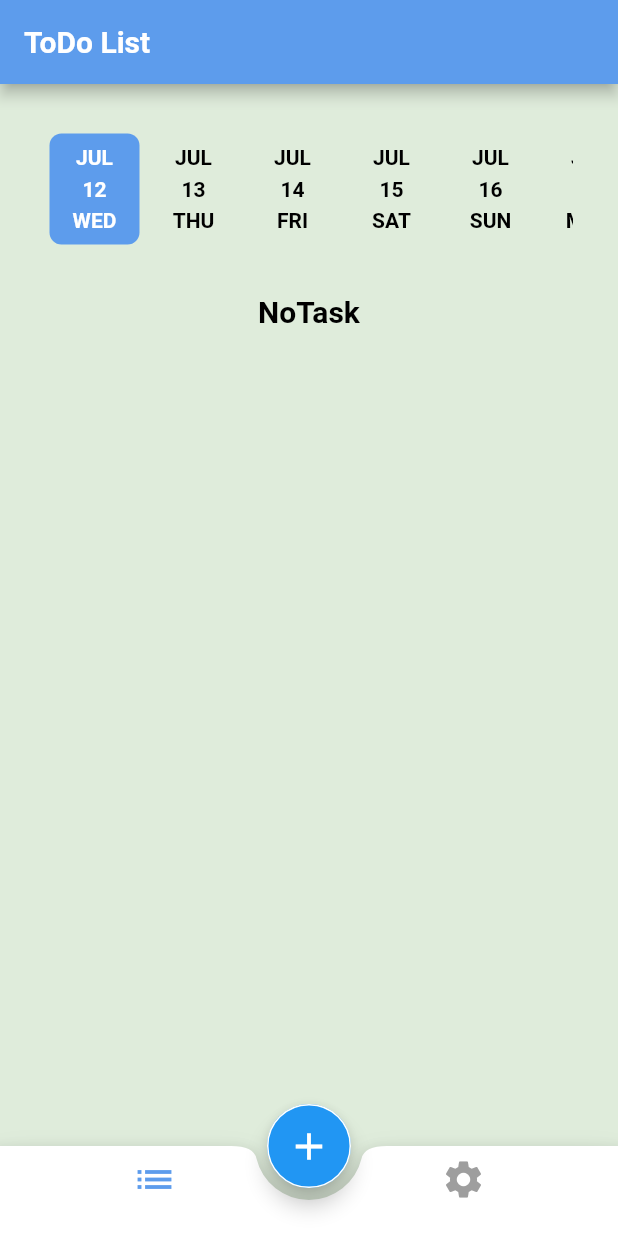
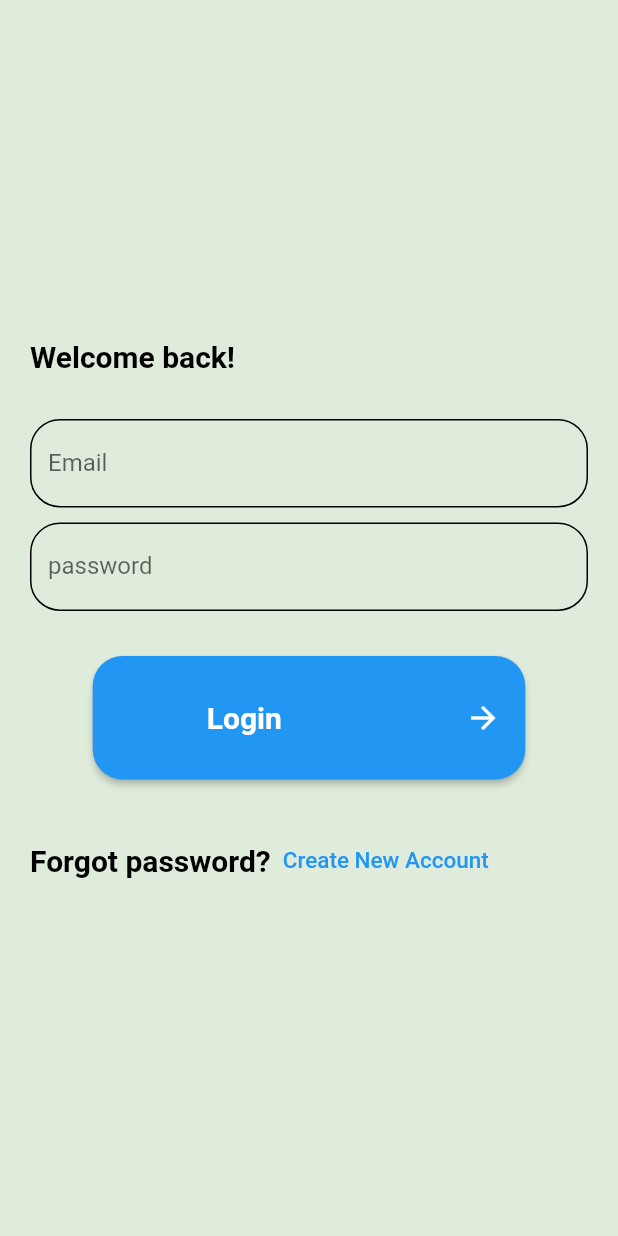
Before and after one commit to Ahmed-Ekramy/toDO, a Flutter app: the screen it shows after launch, on a phone screen of 412 x 824 dp. Run offline on Flutter 3.47's test engine with Material 2 defaults, Android fonts, the phone set to English and light mode, and no system bars; drawn by our look-alikes of date_picker_timeline; our stand-ins replace cloud_firestore, firebase_auth, firebase_core, flutter_slidable; accounts and stored records are empty; generated files the repository leaves out were written again.

Commit message:
finsh auth

```diff
--- a/lib/firebase/firebase_fuction.dart
+++ b/lib/firebase/firebase_fuction.dart
@@ -1,32 +1,105 @@
 import 'package:cloud_firestore/cloud_firestore.dart';
+import 'package:firebase_auth/firebase_auth.dart';
 import 'package:flutter/material.dart';
+import 'package:to_do/model/user_model.dart';
 import '../model/task_model.dart';
+
 class FireBaseFunction {
   static CollectionReference<TaskModel> getTaskCollection() {
     return FirebaseFirestore.instance.collection("Task").withConverter(
         fromFirestore: (snapshote, _) {
-          return TaskModel.fromJson(snapshote.data()!);
-        },
-        toFirestore: (TaskModel, _) {
-          return TaskModel.toJson();
-        });
+      return TaskModel.fromJson(snapshote.data()!);
+    }, toFirestore: (TaskModel, _) {
+      return TaskModel.toJson();
+    });
   }
-  static Future<void> addTaskeToFireStore(TaskModel task)async {
-    var collection=getTaskCollection();
-    var docRef= collection.doc();
-    task.id=docRef.id;
+
+  static Future<void> addTaskeToFireStore(TaskModel task) async {
+    var collection = getTaskCollection();
+    var docRef = collection.doc();
+    task.id = docRef.id;
     return docRef.set(task);
   }
-  static Stream<QuerySnapshot<TaskModel>> getTaskFromFireStore(DateTime date){
-    return
-        getTaskCollection()
-            .where("date",isEqualTo:DateUtils.dateOnly(date).millisecondsSinceEpoch)
-            .snapshots();
+
+  static Stream<QuerySnapshot<TaskModel>> getTaskFromFireStore(DateTime date) {
+    return getTaskCollection()
+    .where("userId",isEqualTo: FirebaseAuth.instance.currentUser!.uid)
+        .where("date",
+            isEqualTo: DateUtils.dateOnly(date).millisecondsSinceEpoch).
+
+    orderBy("time")
+        .snapshots();
   }
-  static Future<void>deleteTask(String id){
-    return  getTaskCollection().doc(id).delete();
+
+  static Future<void> deleteTask(String id) {
+    return getTaskCollection().doc(id).delete();
   }
-  static Future<void>updateTask(String id,TaskModel taskModel){
-    return  getTaskCollection().doc(id).update(taskModel.toJson());
+
+  static Future<void> updateTask(String id, TaskModel taskModel) {
+    return getTaskCollection().doc(id).update(taskModel.toJson());
+  }
+
+  ////////////////////////////////////////////////////////////////////////////
+  //FIREBASE
+  ////////////////////////////////////////////////////////////////////////////
+  static CollectionReference<UserModel> getUserCollection() {
+    return FirebaseFirestore.instance.collection("User").withConverter(
+        fromFirestore: (snapshote, _) {
+      return UserModel.fromJson(snapshote.data()!);
+    }, toFirestore: (UserModel, _) {
+      return UserModel.toJson();
+    });
+  }
+
+  static Future<void> addUserToFireStore(UserModel userModel) async {
+    var collection = getUserCollection();
+    var docRef = collection.doc(userModel.id);
+    return docRef.set(userModel);
+  }
+ static Future<UserModel?> readUserFromFireStore(String id)async{
+ DocumentSnapshot<UserModel> UserDoc= await getUserCollection().doc(id).get();
+ return UserDoc.data();
+  }
+
+  static Future<void> createAccount(
+      String email, password, Function afterCreate,String name) async {
+    try {
+      final credential =
+          await FirebaseAuth.instance.createUserWithEmailAndPassword(
+        email: email,
+        password: password,
+      );
+      UserModel userModel =
+          UserModel(email: email, password: password, id: credential.user!.uid,name: name);
+      addUserToFireStore(userModel).then((value) => afterCreate());
+    } on FirebaseAuthException catch (e) {
+      if (e.code == 'weak-password') {
+        print('The password provided is too weak.');
+      } else if (e.code == 'email-already-in-use') {
+        print('The account already exists for that email.');
+      }
+    } catch (e) {
+      print(e);
+    }
+  }
+  static Future<void> login(
+      String email, password, Function afterLogin,Function dialog) async {
+    try {
+      final credential =
+          await FirebaseAuth.instance.signInWithEmailAndPassword(
+        email: email,
+        password: password,
+      );
+      afterLogin();
+
+    } on FirebaseAuthException catch (e) {
+      if (e.code == 'user-not-found') {
+      dialog(e.message);
+      } else if (e.code == 'wrong-password') {
+        dialog(e.message);
+      }
+    } catch (e) {
+      print(e);
+    }
   }
 }
--- a/lib/main.dart
+++ b/lib/main.dart
@@ -1,9 +1,11 @@
-import 'package:cloud_firestore/cloud_firestore.dart';
+
 import 'package:firebase_core/firebase_core.dart';
 import 'package:flutter/material.dart';
 import 'package:flutter_localizations/flutter_localizations.dart';
 import 'package:to_do/provider/my_provider.dart';
 import 'package:to_do/screen/home_layout.dart';
+import 'package:to_do/screen/login_screen.dart';
+import 'package:to_do/screen/regester_screen.dart';
 import 'package:to_do/screen/update_screen.dart';
 import 'package:to_do/style/theme.dart';
 import 'package:provider/provider.dart';
@@ -12,11 +14,12 @@ import 'package:flutter_gen/gen_l10n/app_localizations.dart';
 
 
 void main() async{
+
+// Ideal time to initialize
   WidgetsFlutterBinding.ensureInitialized();
   await Firebase.initializeApp(
     options: DefaultFirebaseOptions.currentPlatform,
   );
-  await FirebaseFirestore.instance.disableNetwork();
   runApp(ChangeNotifierProvider(
       create: (BuildContext context) { return MyProvider(); },
       child: MyApp()));
@@ -24,8 +27,6 @@ void main() async{
 
 class MyApp extends StatelessWidget {
   const MyApp({super.key});
-
-  // This widget is the root of your application.
   @override
   Widget build(BuildContext context) {
     var prov=Provider.of<MyProvider>(context);
@@ -36,16 +37,21 @@ class MyApp extends StatelessWidget {
         GlobalWidgetsLocalizations.delegate,
         GlobalCupertinoLocalizations.delegate,
       ],
-      supportedLocales: [
+      supportedLocales: const [
         Locale('en'), // English
         Locale('ar'), // Spanish
       ],
       locale: Locale(prov.langcode),
       debugShowCheckedModeBanner: false,
-      initialRoute:HomeLayout.routeName ,
+      initialRoute:prov.firebaseUser!=null?
+      HomeLayout.routeName
+      :LoginScreen.routeName ,
       routes: {
-        HomeLayout.routeName:(context)=>const HomeLayout(),
+        HomeLayout.routeName:(context)=> HomeLayout(),
         UpdateScreen.routeName:(context)=> UpdateScreen(),
+        LoginScreen.routeName:(context)=> LoginScreen(),
+        RegisterScreen.routeName:(context)=> RegisterScreen(),
+
       },
       themeMode:prov.themeMode ,
       theme: MyTheme.lightTheme,
--- a/lib/model/task_model.dart
+++ b/lib/model/task_model.dart
@@ -4,12 +4,16 @@ class TaskModel {
   String title;
   bool status;
   int date;
-
+   int time;
+String userId;
   TaskModel(
       {this.id = "",
       required this.description,
+         required this.userId,
       required this.title,
       required this.status,
+         required this.time,
+
       required this.date});
   TaskModel .fromJson(Map<String,dynamic>json):this(
          id: json["id"],
@@ -17,6 +21,8 @@ class TaskModel {
     title: json["title"],
     status: json["status"],
     date: json["date"],
+    userId: json["userId"],
+    time: json["time"],
 
   );
   Map<String,dynamic>toJson(){
@@ -26,6 +32,8 @@ class TaskModel {
       "title":title,
       "status":status,
      "date" :date,
+      "userId" :userId,
+      "time":time
     };
   }
 
--- /dev/null
+++ b/lib/model/user_model.dart
@@ -0,0 +1,25 @@
+class UserModel {
+  String id;
+  String email;
+  String password;
+  String name;
+
+  UserModel({
+    this.id = "",
+    required this.email,
+    required this.password,
+    required this.name,
+  });
+
+  UserModel.fromJson(Map<String, dynamic> json)
+      : this(
+          id: json["id"],
+          email: json["email"],
+          password: json["password"],
+          name: json["name"],
+        );
+
+  Map<String, dynamic> toJson() {
+    return {"id": id, "email": email, "password": password, "name": name};
+  }
+}
--- a/lib/provider/my_provider.dart
+++ b/lib/provider/my_provider.dart
@@ -1,10 +1,21 @@
+import 'package:firebase_auth/firebase_auth.dart';
 import 'package:flutter/cupertino.dart';
 import 'package:flutter/material.dart';
+import 'package:to_do/firebase/firebase_fuction.dart';
+import 'package:to_do/model/user_model.dart';
 
 class MyProvider  extends ChangeNotifier
 {
+  UserModel ?userModel;
+  User?firebaseUser;
   ThemeMode themeMode=ThemeMode.light;
   String langcode="en";
+  MyProvider(){
+    firebaseUser=FirebaseAuth.instance.currentUser;
+    if(firebaseUser!=null){
+      initUser();
+    }
+  }
   void changeTheme(ThemeMode theme){
     themeMode=theme;
     notifyListeners();
@@ -13,5 +24,10 @@ void changeLang( String lang){
     langcode=lang;
     notifyListeners();
 }
-
+void initUser()async
+{
+  firebaseUser=FirebaseAuth.instance.currentUser;
+    userModel = await FireBaseFunction.readUserFromFireStore(firebaseUser!.uid);
+  notifyListeners();
 }
+}
--- a/lib/screen/home_layout.dart
+++ b/lib/screen/home_layout.dart
@@ -1,7 +1,9 @@
 
+import 'package:firebase_auth/firebase_auth.dart';
 import 'package:flutter/material.dart';
 import 'package:provider/provider.dart';
 import 'package:to_do/provider/my_provider.dart';
+import 'package:to_do/screen/login_screen.dart';
 import 'package:to_do/screen/setting.dart';
 import 'package:to_do/screen/widgets/show_add_bottom_sheet.dart';
 import 'package:to_do/style/colors.dart';
@@ -28,12 +30,20 @@ List<Widget>tabs=[const TaskScreen(),SettingScreen()];
       extendBody: true,
       appBar: AppBar(
           title: Text(
-            AppLocalizations.of(context)!.appTitle,
+      "      ${AppLocalizations.of(context)!.appTitle}        ${prov.userModel?.name}",
         style: Theme.of(context)
             .textTheme
             .bodyLarge!
             .copyWith(color: Colors.white),
-      )),
+      ),
+        actions: [
+          IconButton(onPressed: (){
+            FirebaseAuth.instance.signOut();
+            Navigator.pushReplacementNamed(context, LoginScreen.routeName);
+          }, icon: Icon(Icons.login_outlined))
+        ],
+
+      ),
       floatingActionButtonLocation: FloatingActionButtonLocation.centerDocked,
       floatingActionButton: FloatingActionButton(onPressed: () {
      ShowAddBootomSheet(context);
--- /dev/null
+++ b/lib/screen/login_screen.dart
@@ -0,0 +1,190 @@
+import 'package:flutter/cupertino.dart';
+import 'package:flutter/material.dart';
+import 'package:provider/provider.dart';
+import 'package:to_do/firebase/firebase_fuction.dart';
+import 'package:to_do/screen/home_layout.dart';
+import 'package:to_do/screen/regester_screen.dart';
+
+import '../provider/my_provider.dart';
+
+class LoginScreen extends StatefulWidget {
+  static const String routeName = "LoginScreen";
+
+  @override
+  State<LoginScreen> createState() => _LoginScreenState();
+}
+
+class _LoginScreenState extends State<LoginScreen> {
+  var formkey = GlobalKey<FormState>();
+
+  var emailController = TextEditingController();
+
+  var passwordController = TextEditingController();
+
+  @override
+  Widget build(BuildContext context) {
+    var prov = Provider.of<MyProvider>(context);
+    return Scaffold(
+      // backgroundColor: Colors.transparent,
+      body: Form(
+        key: formkey,
+        child: Padding(
+          padding: const EdgeInsets.symmetric(horizontal: 20.0),
+          child: Column(
+            crossAxisAlignment: CrossAxisAlignment.start,
+            mainAxisAlignment: MainAxisAlignment.center,
+            children: [
+              Text(
+                "Welcome back!",
+                style: Theme.of(context).textTheme.bodyLarge,
+              ),
+              const SizedBox(
+                height: 30,
+              ),
+              TextFormField(
+                controller: emailController,
+                validator: (value) {
+                  bool emailValid =
+                      RegExp(r"^[a-zA-Z0-9.]+@[a-zA-Z0-9]+\.[a-zA-Z]+")
+                          .hasMatch(value!);
+                  if (value.isEmpty) {
+                    return "Please enter email";
+                  } else if (!emailValid) {
+                    return "Please enter valid email";
+                  }
+                  return null;
+                },
+                decoration: InputDecoration(
+                  errorStyle: const TextStyle(color: Colors.red, fontSize: 15),
+                  hintText: 'Email',
+                  labelText: 'Email',
+                  enabledBorder: OutlineInputBorder(
+                      borderRadius: BorderRadius.circular(20)),
+                  focusedBorder: OutlineInputBorder(
+                      borderRadius: BorderRadius.circular(20)),
+                ),
+              ),
+              const SizedBox(
+                height: 10,
+              ),
+              TextFormField(
+                validator: (value) {
+                  if (value!.isEmpty) {
+                    return 'Please enter password';
+                  }
+                  if (value.length < 6) {
+                    return 'Must be more than 6 charater';
+                  }
+                },
+                controller: passwordController,
+                decoration: InputDecoration(
+                  errorStyle: const TextStyle(color: Colors.red, fontSize: 15),
+                  hintText: 'password',
+                  labelText: 'password',
+                  enabledBorder: OutlineInputBorder(
+                      borderRadius: BorderRadius.circular(20)),
+                  focusedBorder: OutlineInputBorder(
+                      borderRadius: BorderRadius.circular(20)),
+                ),
+              ),
+              const SizedBox(
+                height: 30,
+              ),
+              Row(
+                mainAxisAlignment: MainAxisAlignment.center,
+                children: [
+                  ElevatedButton(
+                      style: ElevatedButton.styleFrom(
+                          shape: RoundedRectangleBorder(
+                              borderRadius: BorderRadius.circular(20)),
+                          fixedSize: Size(
+                            MediaQuery.of(context).size.width * 0.7,
+                            MediaQuery.of(context).size.height * 0.1,
+                          )),
+                      onPressed: () {
+                        if (formkey.currentState!.validate()) {
+                          FireBaseFunction.login(
+                              emailController.text, passwordController.text,
+                              () {
+                            prov.initUser();
+                            Navigator.pushReplacementNamed(
+                                context, HomeLayout.routeName);
+                          }, (message) {
+                            showDialog(
+                                context: context,
+                                barrierDismissible: false,
+                                builder: (context) {
+                                  return AlertDialog(
+                                    title: const Text("Auth Error"),
+                                    content: Text(message),
+                                    actions: [
+                                      TextButton(
+                                        onPressed: () {
+                                          Navigator.pop(context);
+                                        },
+                                        child: const Text("Ok"),
+                                      )
+                                    ],
+                                  );
+                                });
+                          });
+                        }
+                      },
+                      child: Row(
+                        children: [
+                          const SizedBox(
+                            width: 60,
+                          ),
+                          Text(
+                            "Login",
+                            style: Theme.of(context)
+                                .textTheme
+                                .bodyLarge!
+                                .copyWith(color: Colors.white),
+                          ),
+                          const Spacer(),
+                          const Icon(Icons.arrow_forward_outlined)
+                        ],
+                      )),
+                ],
+              ),
+              const SizedBox(
+                height: 30,
+              ),
+              Row(
+                children: [
+                  Text(
+                    "Forgot password?",
+                    style: Theme.of(context).textTheme.bodyLarge,
+                  ),
+                  TextButton(
+                      onPressed: () {},
+                      child: InkWell(
+                        onTap: () {
+                          Navigator.pushNamed(
+                              context, RegisterScreen.routeName);
+                        },
+                        child: const Text(
+                          "Create New Account",
+                          style: TextStyle(fontSize: 15),
+                        ),
+                      )),
+                ],
+              )
+            ],
+          ),
+        ),
+      ),
+    );
+  }
+
+  void initState() {
+    emailController = TextEditingController();
+    passwordController = TextEditingController();
+  }
+
+  void disposed() {
+    emailController.dispose();
+    passwordController.dispose();
+  }
+}
--- a/lib/screen/widgets/show_add_bottom_sheet.dart
+++ b/lib/screen/widgets/show_add_bottom_sheet.dart
@@ -1,4 +1,5 @@
 
+import 'package:firebase_auth/firebase_auth.dart';
 import 'package:flutter/material.dart';
 import 'package:provider/provider.dart';
 import 'package:to_do/model/task_model.dart';
@@ -76,10 +77,13 @@ class _showAddBootomSheetState extends State<showAddBootomSheet> {
                       onPressed: () {
                         if (formkey.currentState!.validate()) {
                           TaskModel task = TaskModel(
+
                               description: descriptioncontroller.text,
                               title: titlecontroller.text,
                               status: false,
-                              date: pro.selectedDate.millisecondsSinceEpoch);
+                              date: pro.selectedDate.millisecondsSinceEpoch,
+                              userId: FirebaseAuth.instance.currentUser!.uid,
+                              time: DateTime.now().millisecondsSinceEpoch);
                           FireBaseFunction.addTaskeToFireStore(task);
                           Navigator.pop(context);
                         }
--- a/pubspec.yaml
+++ b/pubspec.yaml
@@ -41,6 +41,7 @@ dependencies:
   flutter_slidable: ^3.0.0
   provider: ^6.0.5
   intl: any
+  firebase_auth: ^4.6.3
 
 
 
@@ -68,8 +69,8 @@ flutter:
   uses-material-design: true
 
   # To add assets to your application, add an assets section, like this:
-  # assets:
-  #   - images/a_dot_burr.jpeg
+assets:
+   - assets/images/
   #   - images/a_dot_ham.jpeg
 
   # An image asset can refer to one or more resolution-specific "variants", see
```
Also changed, not shown: lib/screen/regester_screen.dart (added, +180 -0 lines), lib/screen/widgets/custom_text_form_field.dart (+16 -14 lines), pubspec.lock, 2 other files.
